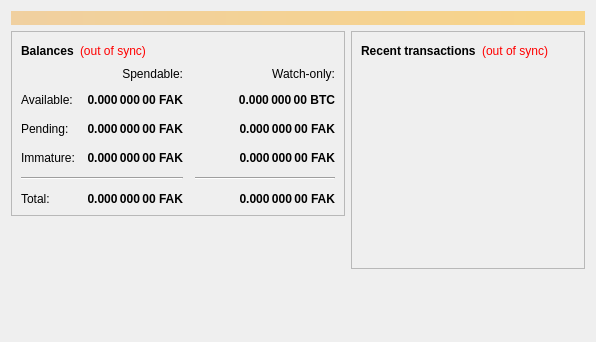
Qt form src/qt/forms/overviewpage.ui (Fake-Coin/FakeCoin) before a commit.
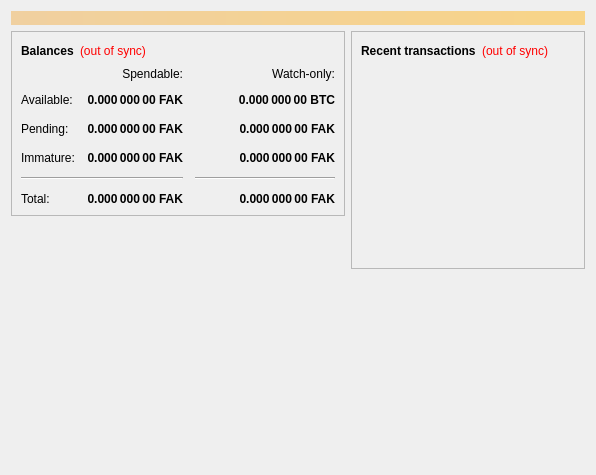
The same form after that commit. Icons and pictures are not drawn.

Commit message:
Branding Correction
Added FAK logo to main view

Diff of the .ui file:
```diff
--- a/src/qt/forms/overviewpage.ui
+++ b/src/qt/forms/overviewpage.ui
@@ -7,7 +7,7 @@
     <x>0</x>
     <y>0</y>
     <width>596</width>
-    <height>342</height>
+    <height>475</height>
    </rect>
   </property>
   <property name="windowTitle">
```
Left out of the diff: 2 changed lines with no effect on the pictures.
